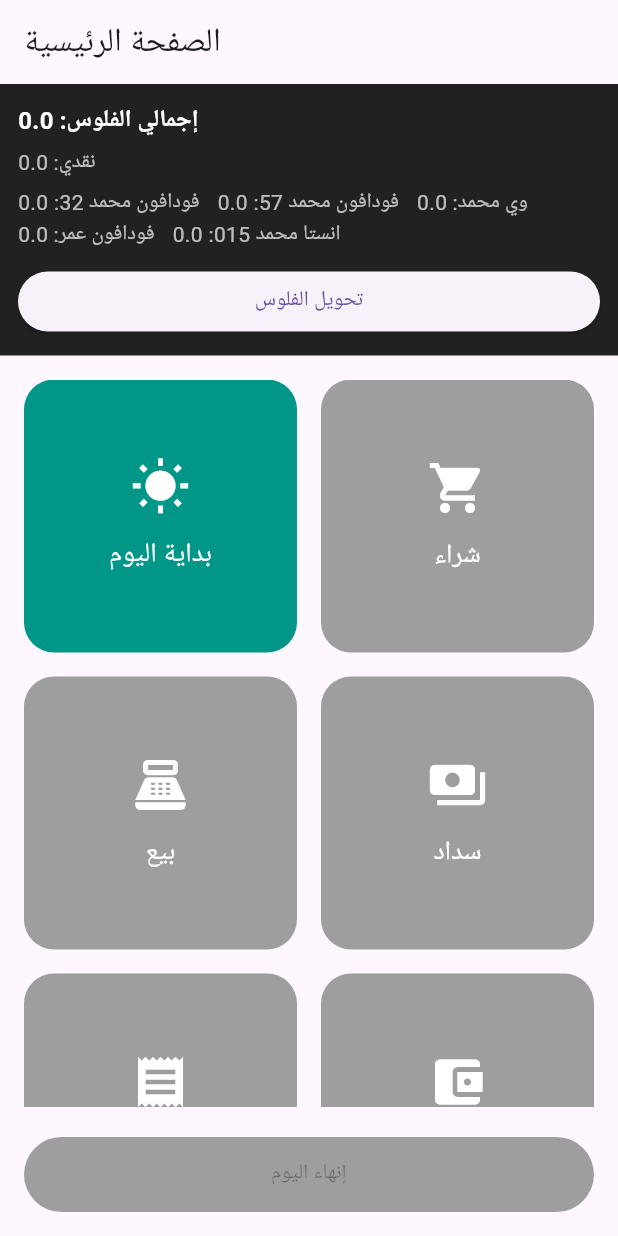
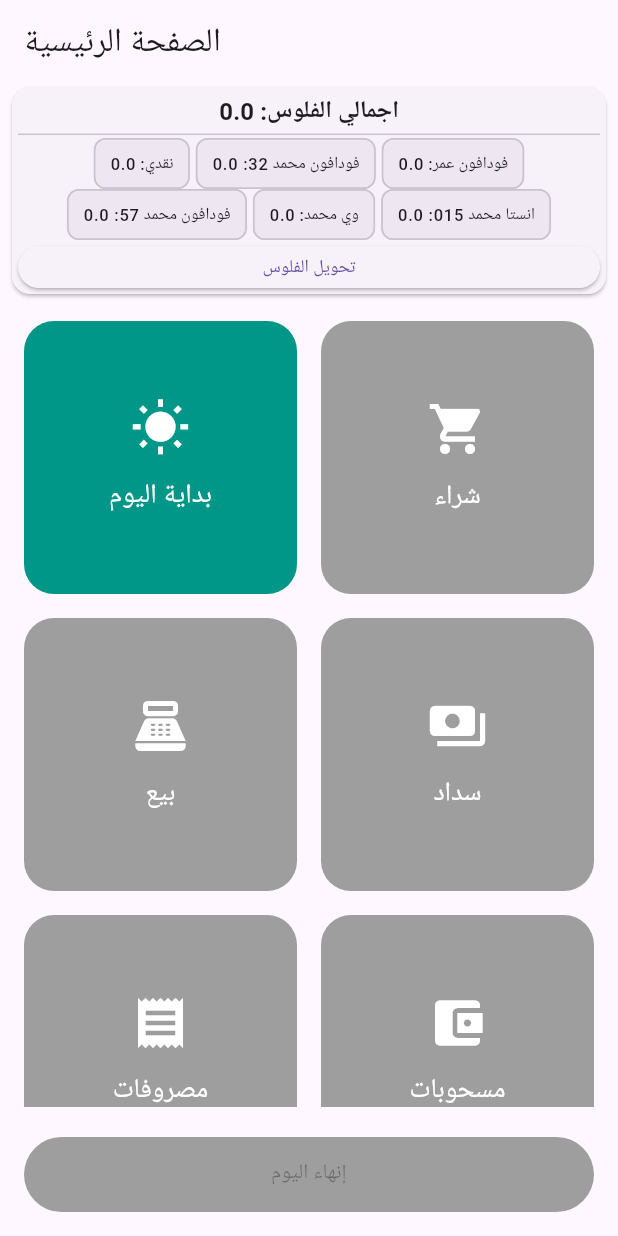
Before and after one commit to mohamedanwercivil-glitch/aimex01, a Flutter app: the screen it shows after launch, on a phone screen of 412 x 824 dp. Run offline on Flutter 3.47's test engine with Material 3 defaults, Android fonts, the phone set to English and light mode, and no system bars; our stand-ins replace hive, hive_flutter, share_plus; missing offline and left inert: excel; accounts and stored records are empty.

Commit message:
Describe what was completed

```diff
--- a/lib/screens/purchase_screen.dart
+++ b/lib/screens/purchase_screen.dart
@@ -2,6 +2,7 @@
 
 import 'package:flutter/material.dart';
 import 'package:provider/provider.dart';
+import 'package:uuid/uuid.dart';
 import '../data/inventory_store.dart';
 import '../data/supplier_store.dart';
 import '../data/day_records_store.dart';
@@ -190,9 +191,13 @@ class _PurchaseScreenState extends State<PurchaseScreen> {
       }
     }
 
+    const uuid = Uuid();
+    final invoiceId = uuid.v4();
+
     for (final item in items) {
       DayRecordsStore.addRecord({
         'type': 'purchase',
+        'invoiceId': invoiceId,
         'supplier': supplier,
         'item': item.name,
         'qty': item.qty,
--- a/lib/screens/sales/new_sale_screen.dart
+++ b/lib/screens/sales/new_sale_screen.dart
@@ -1,6 +1,7 @@
 import 'package:flutter/material.dart';
 import 'package:hive_flutter/hive_flutter.dart';
 import 'package:provider/provider.dart';
+import 'package:uuid/uuid.dart';
 import '../../data/inventory_store.dart';
 import '../../data/customer_store.dart';
 import '../../data/day_records_store.dart';
@@ -170,11 +171,14 @@ class _NewSaleScreenState extends State<NewSaleScreen> {
     }
 
     final dueAmount = total - paidAmount;
+    const uuid = Uuid();
+    final invoiceId = uuid.v4();
 
     // 🔥 تسجيل كل بند في سجل اليوم
     for (final item in items) {
       DayRecordsStore.addRecord({
         'type': 'sale',
+        'invoiceId': invoiceId,
         'customer': customer,
         'item': item.name,
         'qty': item.qty,
--- a/lib/widgets/global_cash_header.dart
+++ b/lib/widgets/global_cash_header.dart
@@ -6,13 +6,10 @@ class GlobalCashHeader extends StatefulWidget {
   const GlobalCashHeader({super.key});
 
   @override
-  State<GlobalCashHeader> createState() =>
-      _GlobalCashHeaderState();
+  State<GlobalCashHeader> createState() => _GlobalCashHeaderState();
 }
 
-class _GlobalCashHeaderState
-    extends State<GlobalCashHeader> {
-
+class _GlobalCashHeaderState extends State<GlobalCashHeader> {
   @override
   void initState() {
     super.initState();
@@ -20,7 +17,9 @@ class _GlobalCashHeaderState
   }
 
   void _refresh() {
+    if (mounted) {
       setState(() {});
+    }
   }
 
   @override
@@ -32,61 +31,81 @@ class _GlobalCashHeaderState
   @override
   Widget build(BuildContext context) {
     final cashState = CashState.instance;
+    final theme = Theme.of(context);
 
-    return Container(
-      width: double.infinity,
-      padding: const EdgeInsets.all(12),
-      color: Colors.black87,
+    const walletOrder = [
+      'نقدي',
+      'فودافون محمد 32',
+      'فودافون عمر',
+      'انستا محمد',
+      'فودافون محمد 57',
+      'وي محمد'
+    ];
+
+    final allBalances = {
+      'نقدي': cashState.cash,
+      ...cashState.wallets,
+    };
+
+    final orderedKeys = walletOrder.where((key) => allBalances.containsKey(key)).toList();
+    final remainingKeys = allBalances.keys.where((key) => !orderedKeys.contains(key)).toList();
+    orderedKeys.addAll(remainingKeys);
+
+    return Card(
+      margin: const EdgeInsets.symmetric(horizontal: 8.0, vertical: 2.0),
+      elevation: 1.0,
+      child: Padding(
+        padding: const EdgeInsets.all(4.0),
         child: Column(
-        crossAxisAlignment:
-        CrossAxisAlignment.start,
+          crossAxisAlignment: CrossAxisAlignment.center,
           children: [
             Text(
-            'إجمالي الفلوس: ${cashState.totalMoney}',
-            style: const TextStyle(
-              color: Colors.white,
+              'اجمالي الفلوس: ${cashState.totalMoney.toStringAsFixed(1)}',
+              style: theme.textTheme.titleMedium?.copyWith(
                 fontWeight: FontWeight.bold,
-              fontSize: 16,
               ),
             ),
-          const SizedBox(height: 6),
-          Text(
-            'نقدي: ${cashState.cash}',
-            style:
-            const TextStyle(color: Colors.white70),
+            const SizedBox(height: 2),
+            const Divider(height: 1),
+            const SizedBox(height: 2),
+            Wrap(
+              spacing: 4.0,
+              runSpacing: 0.0,
+              alignment: WrapAlignment.center,
+              children: orderedKeys.map((key) {
+                final value = allBalances[key]!;
+                return Chip(
+                  materialTapTargetSize: MaterialTapTargetSize.shrinkWrap,
+                  label: Text('${key}: ${value.toStringAsFixed(1)}'),
+                  padding: const EdgeInsets.symmetric(horizontal: 2.0, vertical: 0.0),
+                  labelStyle: theme.textTheme.labelSmall,
+                  backgroundColor: theme.colorScheme.secondary.withOpacity(0.1),
+                );
+              }).toList(),
             ),
-          const SizedBox(height: 6),
-          Wrap(
-            spacing: 12,
-            children: cashState.wallets.entries
-                .map(
-                  (e) => Text(
-                '${e.key}: ${e.value}',
-                style: const TextStyle(
-                    color: Colors.white70),
-              ),
-            )
-                .toList(),
-          ),
-          const SizedBox(height: 10),
+            const SizedBox(height: 4),
             SizedBox(
+              height: 28, // Adjust height of the button
               width: double.infinity,
               child: ElevatedButton(
+                style: ElevatedButton.styleFrom(
+                  padding: EdgeInsets.zero,
+                  textStyle: theme.textTheme.labelMedium,
+                ),
                 onPressed: () {
                   Navigator.push(
                     context,
                     MaterialPageRoute(
-                    builder: (_) =>
-                    const TransferScreen(),
+                      builder: (_) => const TransferScreen(),
                     ),
                   );
                 },
-              child:
-              const Text('تحويل الفلوس'),
+                child: const Text('تحويل الفلوس'),
               ),
             )
           ],
         ),
+      ),
     );
   }
 }
--- a/pubspec.yaml
+++ b/pubspec.yaml
@@ -28,6 +28,9 @@ dependencies:
   # Share
   share_plus: ^7.2.2
 
+  # UUID
+  uuid: ^4.3.3
+
 dev_dependencies:
   flutter_test:
     sdk: flutter
```
Also changed, not shown: lib/services/export_excel_service.dart (+142 -86 lines), pubspec.lock. Lines whose indentation alone changed are shown as unchanged.
